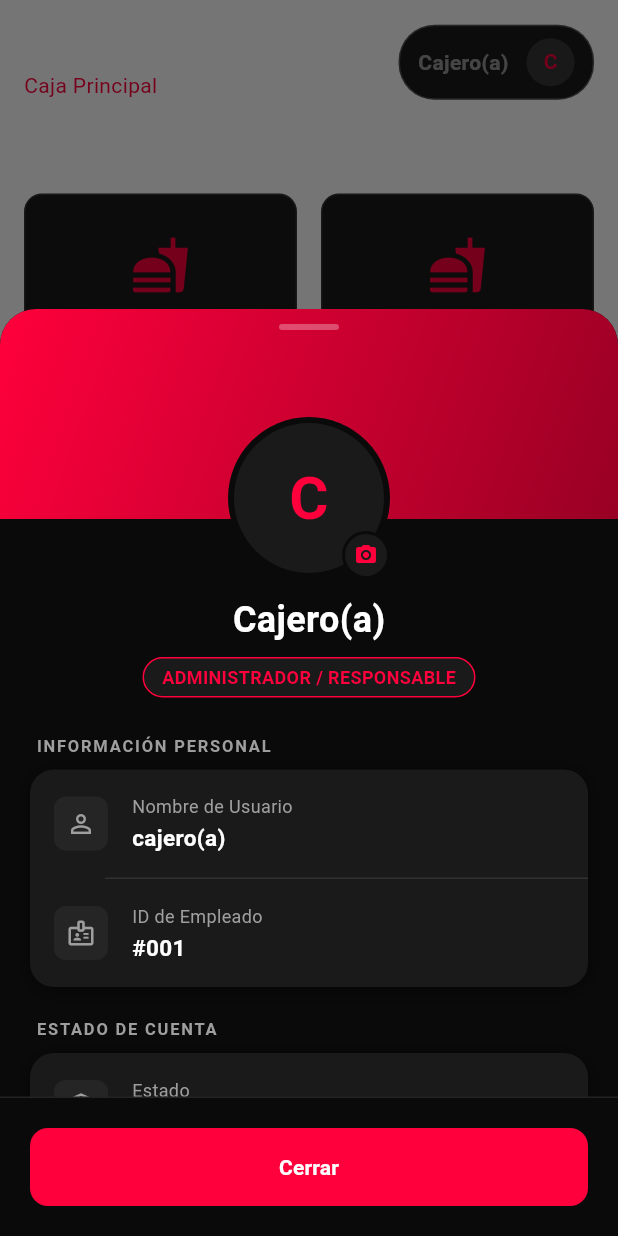
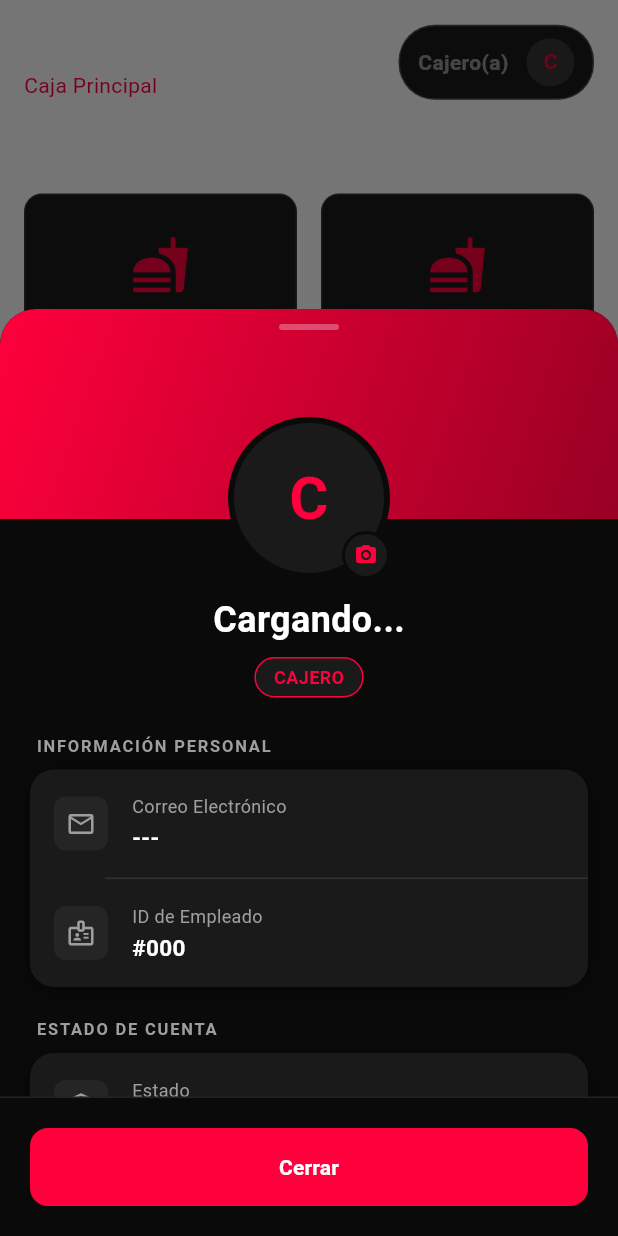
Before and after one commit to deividlima1234/PioSystem, a Flutter app: the PosScreen screen opened directly, after a tap on "Cajero(a)", on a phone screen of 412 x 824 dp. Run offline on Flutter 3.47's test engine with Material 3 defaults, Android fonts, the phone set to English and light mode, and no system bars; our stand-ins replace device_info_plus, isar, shared_preferences; accounts and stored records are empty; generated files the repository leaves out were written again.

Commit message:
chore: update project files

```diff
--- a/lib/screens/pos_screen.dart
+++ b/lib/screens/pos_screen.dart
@@ -128,7 +128,7 @@ class _PosScreenState extends State<PosScreen> {
                       ),
                     ),
                     InkWell(
-                      onTap: () => ProfileModal.show(context, userName: _userName, role: "Administrador / Responsable"),
+                      onTap: () => ProfileModal.show(context),
                       borderRadius: BorderRadius.circular(24),
                       child: Container(
                         padding: const EdgeInsets.symmetric(horizontal: 12.0, vertical: 8.0),
--- a/lib/widgets/profile_modal_widget.dart
+++ b/lib/widgets/profile_modal_widget.dart
@@ -1,13 +1,24 @@
 import 'package:flutter/material.dart';
 import '../theme/app_theme.dart';
+import '../services/isar_service.dart';
+import '../models/user.dart';
 
 class ProfileModal {
-  static void show(BuildContext context, {required String userName, required String role}) {
+  static void show(BuildContext context) {
     showModalBottomSheet(
       context: context,
       isScrollControlled: true,
       backgroundColor: context.readColors.transparent,
       builder: (modalContext) {
+        return FutureBuilder<User?>(
+          future: IsarService().getFirstAdmin(),
+          builder: (context, snapshot) {
+            final user = snapshot.data;
+            final userName = user?.name ?? "Cargando...";
+            final email = user?.email ?? "---";
+            final roleName = user?.role == Role.admin ? "Administrador" : "Cajero";
+            final employeeId = user != null ? "#${user.id.toString().padLeft(3, '0')}" : "#000";
+
             return Container(
               height: MediaQuery.of(modalContext).size.height * 0.75,
               decoration: BoxDecoration(
@@ -55,7 +66,7 @@ class ProfileModal {
                                 radius: 50,
                                 backgroundColor: modalContext.colors.surface,
                                 child: Text(
-                              userName.isNotEmpty ? userName[0].toUpperCase() : 'U',
+                                  userName.length > 1 ? userName[0].toUpperCase() : 'U',
                                   style: TextStyle(fontSize: 40, color: modalContext.colors.primary, fontWeight: FontWeight.bold),
                                 ),
                               ),
@@ -89,7 +100,7 @@ class ProfileModal {
                       border: Border.all(color: modalContext.colors.primary),
                     ),
                     child: Text(
-                  role.toUpperCase(),
+                      roleName.toUpperCase(),
                       style: TextStyle(color: modalContext.colors.primary, fontWeight: FontWeight.w600, fontSize: 12),
                     ),
                   ),
@@ -103,9 +114,9 @@ class ProfileModal {
                         children: [
                           _buildSectionHeader("INFORMACIÓN PERSONAL", modalContext),
                           _buildDarkInfoCard([
-                        _buildDarkInfoRow(Icons.person_outline, "Nombre de Usuario", userName.toLowerCase().replaceAll(' ', ''), modalContext),
+                            _buildDarkInfoRow(Icons.email_outlined, "Correo Electrónico", email, modalContext),
                             Divider(height: 1, indent: 50, color: modalContext.colors.borderFaintest),
-                        _buildDarkInfoRow(Icons.badge_outlined, "ID de Empleado", "#001", modalContext),
+                            _buildDarkInfoRow(Icons.badge_outlined, "ID de Empleado", employeeId, modalContext),
                           ], modalContext),
                           const SizedBox(height: 20),
                           _buildSectionHeader("ESTADO DE CUENTA", modalContext),
@@ -146,6 +157,8 @@ class ProfileModal {
                   )
                 ],
               ),
+            );
+          },
         );
       },
     );
```
Also changed, not shown: lib/screens/main_layout.dart (+24 -11 lines). Lines whose indentation alone changed are shown as unchanged.
